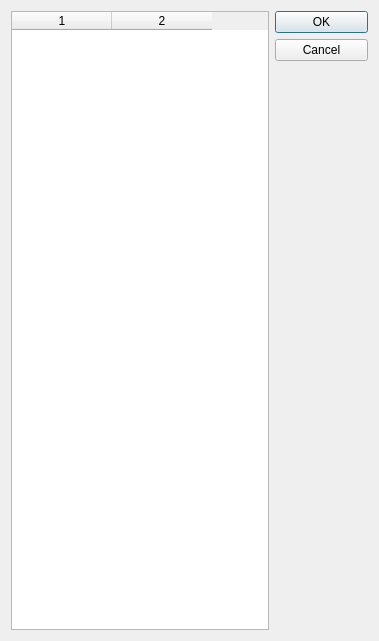
Qt form searchtag.ui (mohammadjavad78/AP_FinalProject) before a commit.
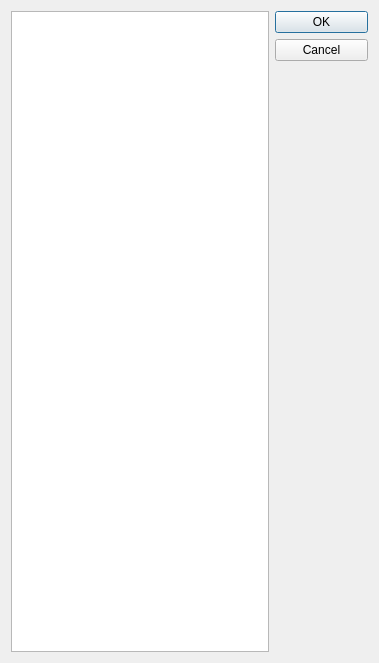
The same form after that commit. Icons and pictures are not drawn.

```diff
--- a/searchtag.ui
+++ b/searchtag.ui
@@ -13,7 +13,7 @@
     <x>0</x>
     <y>0</y>
     <width>379</width>
-    <height>641</height>
+    <height>663</height>
    </rect>
   </property>
   <property name="sizePolicy">
@@ -70,6 +70,12 @@
        <property name="columnCount">
         <number>2</number>
        </property>
+       <attribute name="horizontalHeaderVisible">
+        <bool>false</bool>
+       </attribute>
+       <attribute name="verticalHeaderVisible">
+        <bool>false</bool>
+       </attribute>
        <column/>
        <column/>
       </widget>
```
Left out of the diff: 12 changed lines with no effect on the pictures.
